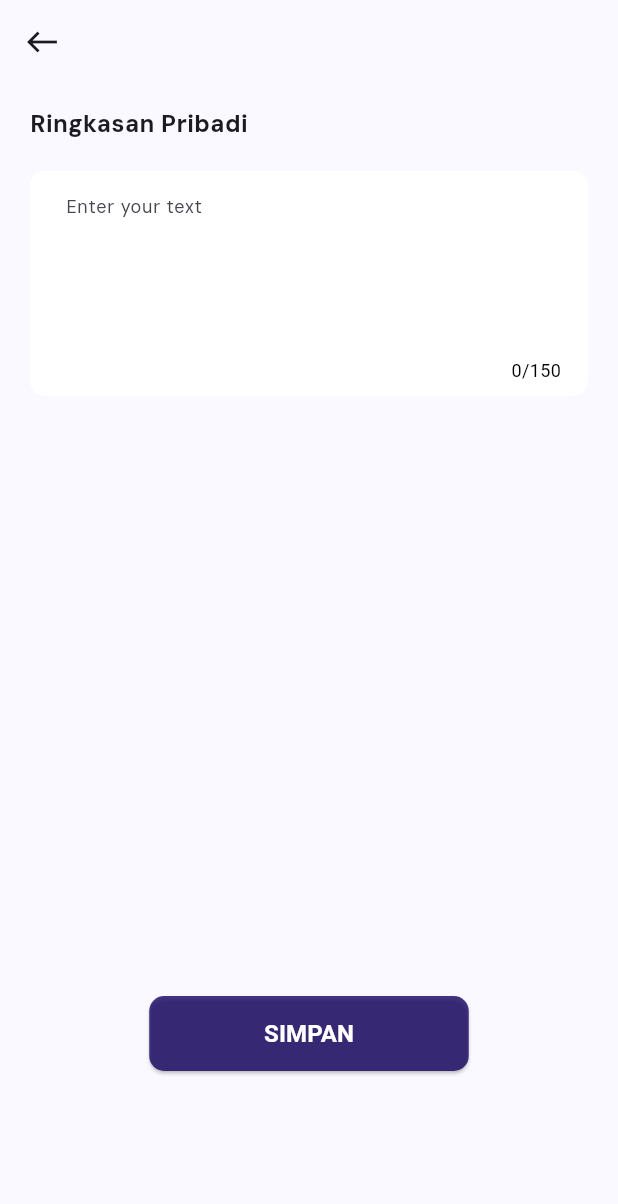
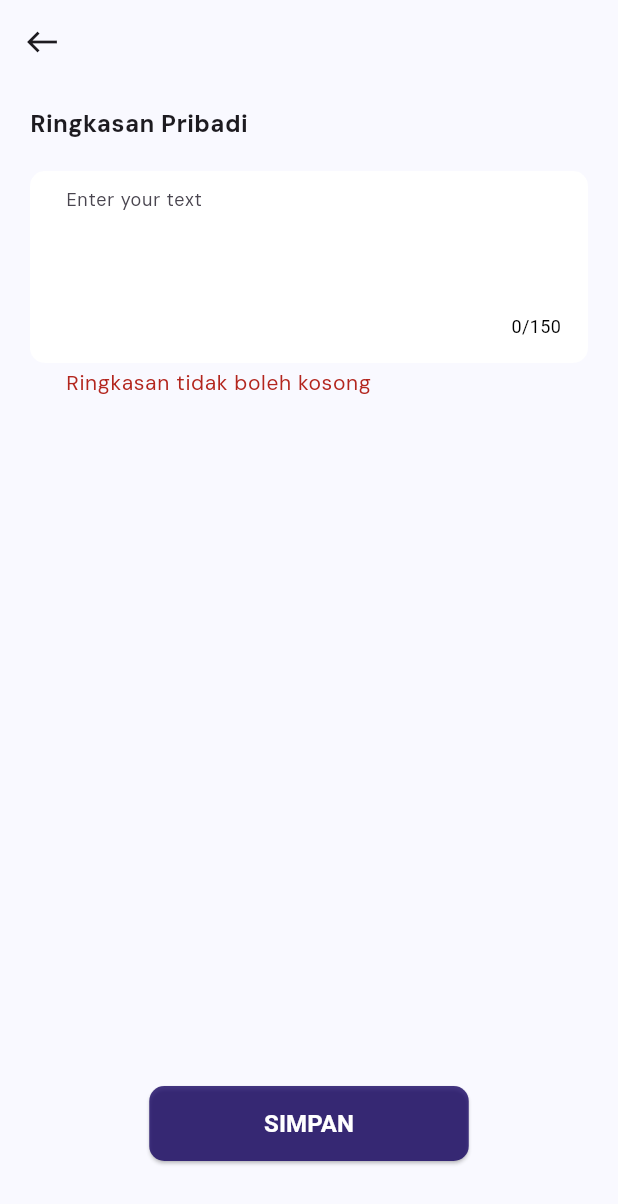
Before and after one commit to adi94958/FrontEnd-CollabU, a Flutter app: the TambahRingkasan screen opened by its route, after a tap on "SIMPAN", on a phone screen of 412 x 824 dp. Shown: the top 1204 px of the screen. Run offline on Flutter 3.47's test engine with Material 3 defaults, Android fonts, the phone set to English and light mode, and no system bars; our stand-ins replace get, iconly, line_awesome_flutter, shimmer; missing offline and left inert: mat_month_picker_dialog.

Commit message:
manage api ringkasan dan perbaiki tampilan ringkasan

```diff
--- a/lib/model/user_profile.dart
+++ b/lib/model/user_profile.dart
@@ -9,8 +9,8 @@ class UserProfile {
   int idPengguna;
   String tentangSaya;
   String resume;
-  DateTime? createdAt;
-  DateTime? updatedAt;
+  String createdAt;
+  String updatedAt;
   User pengguna;
   List<UserPendidikan> pendidikan;
   List<UserPrestasi> prestasi;
@@ -37,8 +37,8 @@ class UserProfile {
       idPengguna: json['id_pengguna'] ?? 0,
       tentangSaya: json['tentang_saya'] ?? '',
       resume: json['resume'] ?? '',
-      createdAt: json['created_at'],
-      updatedAt: json['updated_at'],
+      createdAt: json['created_at'] ?? '',
+      updatedAt: json['updated_at'] ?? '',
       pengguna: User.fromJson(json['pengguna'] ?? {}),
       pendidikan: (json['pendidikan'] as List<dynamic>?)
               ?.map((item) => UserPendidikan.fromJson(item))
--- a/lib/pages/manajemen_lamaran.dart
+++ b/lib/pages/manajemen_lamaran.dart
@@ -4,11 +4,11 @@ import 'package:flutter/rendering.dart';
 import 'package:flutter/widgets.dart';
 
 class ManajemenLamaran extends StatefulWidget {
-  final int idLowongan;
+  // final int idLowongan;
 
   const ManajemenLamaran({
     super.key,
-    required this.idLowongan,
+    // required this.idLowongan,
   });
 
   @override
--- a/lib/pages/profil/ringkasan/tambah_ringkasan.dart
+++ b/lib/pages/profil/ringkasan/tambah_ringkasan.dart
@@ -1,10 +1,5 @@
+import 'package:collab_u/services/user_api.dart';
 import 'package:flutter/material.dart';
-import 'package:http/http.dart' as http;
-import 'package:collab_u/services/url_global.dart';
-
-// ignore: non_constant_identifier_names
-var Ringkasan =
-    "Hope your day's going well! Just wanted to say hi and see how you're doing. Let's catch up soon. Take care and have a fantastic day!";
 
 class TambahRingkasan extends StatefulWidget {
   const TambahRingkasan({super.key});
@@ -16,18 +11,7 @@ class TambahRingkasan extends StatefulWidget {
 class TambahRingkasanState extends State<TambahRingkasan> {
   final _formKey = GlobalKey<FormState>();
   final ringkasanController = TextEditingController();
-
-  Future<void> _updateData(String newData) async {
-    final url = Uri.parse(baseUrl + 'api/profil/tentang-saya/1');
-    final response = await http.put(
-      url,
-      body: {'tentang_saya': newData},
-    );
-
-    if (response.statusCode == 200) {
-      Navigator.pushNamed(context, '/profil');
-    } else {}
-  }
+  var isFormActive = false;
 
   @override
   Widget build(BuildContext context) {
@@ -46,19 +30,16 @@ class TambahRingkasanState extends State<TambahRingkasan> {
                     child: Center(
                       child: Column(
                         children: [
-                          const SizedBox(
-                            height: 40,
-                          ),
+                          const SizedBox(height: 40),
                           const Text(
-                            'Hapus Perubahan ?',
+                            'Hapus Perubahan?',
                             style: TextStyle(
                               fontFamily: 'DMSans',
                               fontSize: 16,
-                                fontWeight: FontWeight.bold),
+                              fontWeight: FontWeight.bold,
                             ),
-                          const SizedBox(
-                            height: 10,
                           ),
+                          const SizedBox(height: 10),
                           const Text(
                             'Yakin menghapus perubahan yang telah anda masukkan?',
                             style: TextStyle(
@@ -66,9 +47,7 @@ class TambahRingkasanState extends State<TambahRingkasan> {
                               fontSize: 12,
                             ),
                           ),
-                          const SizedBox(
-                            height: 30,
-                          ),
+                          const SizedBox(height: 30),
                           ElevatedButton(
                             onPressed: () {},
                             style: ButtonStyle(
@@ -95,9 +74,7 @@ class TambahRingkasanState extends State<TambahRingkasan> {
                               ),
                             ),
                           ),
-                          const SizedBox(
-                            height: 5,
-                          ),
+                          const SizedBox(height: 5),
                           ElevatedButton(
                             onPressed: () {
                               Navigator.pushNamed(context, '/profil');
@@ -136,8 +113,10 @@ class TambahRingkasanState extends State<TambahRingkasan> {
             icon: const Icon(Icons.west_outlined),
           ),
         ),
-        body: SizedBox(
-          height: double.maxFinite,
+        body: Column(
+          mainAxisAlignment: MainAxisAlignment.spaceBetween,
+          children: [
+            Flexible(
               child: Padding(
                 padding: const EdgeInsets.symmetric(horizontal: 20),
                 child: Form(
@@ -146,52 +125,54 @@ class TambahRingkasanState extends State<TambahRingkasan> {
                     child: Column(
                       crossAxisAlignment: CrossAxisAlignment.start,
                       children: [
-                    const SizedBox(
-                      height: 15,
-                    ),
+                        const SizedBox(height: 15),
                         const Text(
                           'Ringkasan Pribadi',
                           style: TextStyle(
                             fontSize: 16,
                             fontFamily: 'DMSans',
-                          fontWeight: FontWeight.bold),
+                            fontWeight: FontWeight.bold,
                           ),
-                    const SizedBox(
-                      height: 20,
                         ),
-                    Container(
-                      height: 150,
-                      width: double.infinity,
-                      decoration: BoxDecoration(
-                          color: Colors.white,
-                          borderRadius: BorderRadius.circular(10)),
-                      child: Stack(
+                        const SizedBox(height: 20),
+                        Stack(
                           children: [
                             TextFormField(
                               controller: ringkasanController,
                               maxLength: 150,
-                            maxLines: null,
-                            textAlignVertical: TextAlignVertical.center,
+                              maxLines: 8,
+                              minLines: 6,
                               decoration: InputDecoration(
                                 filled: true,
                                 fillColor: Colors.white,
                                 border: OutlineInputBorder(
+                                  borderRadius: BorderRadius.circular(10.0),
                                   borderSide: BorderSide.none,
-                                borderRadius: BorderRadius.circular(10.0),
                                 ),
-                              contentPadding: const EdgeInsets.only(
-                                  bottom: 30, right: 20, left: 20),
+                                contentPadding: const EdgeInsets.symmetric(
+                                    vertical: 10, horizontal: 20),
                                 hintText: 'Enter your text',
                                 counterText: '',
                               ),
                               style: const TextStyle(
-                                fontSize: 12, fontFamily: 'DMSans'),
+                                fontSize: 12,
+                                fontFamily: 'DMSans',
+                              ),
+                              validator: (value) {
+                                if (value == null || value.isEmpty) {
+                                  return 'Ringkasan tidak boleh kosong';
+                                }
+                                if (value.length > 150) {
+                                  return 'Ringkasan tidak boleh lebih dari 150 karakter';
+                                }
+                                return null;
+                              },
                               onChanged: (_) {
                                 setState(() {});
                               },
                             ),
                             Positioned(
-                            bottom: 5,
+                              bottom: !isFormActive ? 10 : 35,
                               right: 10,
                               child: Container(
                                 padding: const EdgeInsets.symmetric(
@@ -203,22 +184,32 @@ class TambahRingkasanState extends State<TambahRingkasan> {
                                 child: Text(
                                   '${ringkasanController.text.length}/150',
                                   style: const TextStyle(
-                                    fontSize: 12, color: Colors.black),
+                                    fontSize: 12,
+                                    color: Colors.black,
+                                  ),
                                 ),
                               ),
                             ),
                           ],
                         ),
+                      ],
                     ),
-                    const SizedBox(
-                      height: 400,
                   ),
-                    Center(
+                ),
+              ),
+            ),
+            Padding(
+              padding: const EdgeInsets.all(50.0),
+              child: Center(
                 child: ElevatedButton(
                   onPressed: () {
                     if (_formKey.currentState!.validate()) {
-                            // Form is validated, submit your data
-                            _updateData(ringkasanController.text);
+                      UserApi.updateData(context, ringkasanController.text);
+                      Navigator.pushNamed(context, '/profil');
+                    } else {
+                      setState(() {
+                        isFormActive = true;
+                      });
                     }
                   },
                   style: ButtonStyle(
@@ -246,11 +237,8 @@ class TambahRingkasanState extends State<TambahRingkasan> {
                   ),
                 ),
               ),
+            ),
           ],
-                ),
-              ),
-            ),
-          ),
         ),
       ),
     );
```
Also changed, not shown: lib/component/snackbar.dart (added, +13 -0 lines), lib/main.dart (+8 -0 lines), lib/model/user.dart (+4 -4 lines), lib/model/user_jurusan.dart (+4 -4 lines), lib/model/user_pendidikan.dart (+4 -4 lines), lib/model/user_pengalaman.dart (+4 -4 lines), lib/model/user_prestasi.dart (+4 -4 lines), lib/model/user_prodi.dart (+4 -4 lines), lib/model/user_pt.dart (+4 -4 lines), lib/services/user_api.dart (+26 -1 lines). Lines whose indentation alone changed are shown as unchanged.
